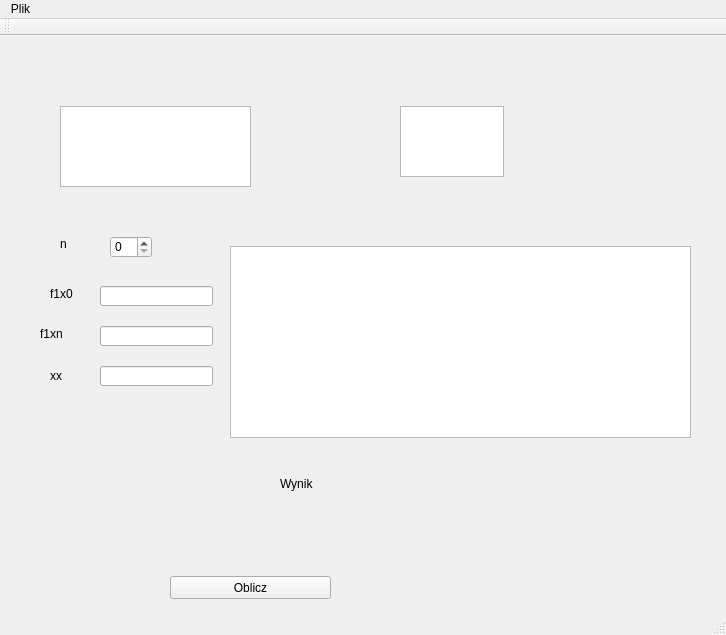
Before: the Qt Designer form Interpolacja_Funkcjami_Sklejanymi/mainwindow.ui in Piotrek199612/EAN, drawn with Qt 5.
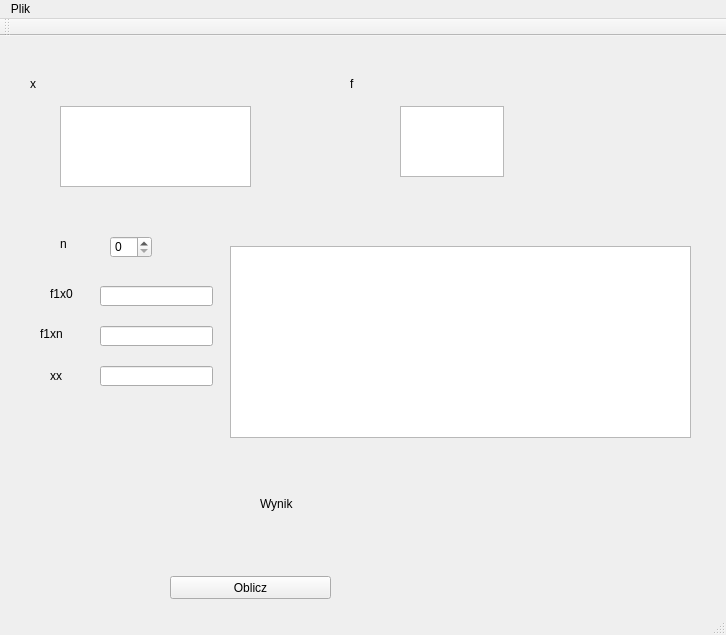
After: the same form once the commit is applied.

```diff
--- a/Interpolacja_Funkcjami_Sklejanymi/mainwindow.ui
+++ b/Interpolacja_Funkcjami_Sklejanymi/mainwindow.ui
@@ -112,10 +112,10 @@
    <widget class="QLabel" name="wynik_label">
     <property name="geometry">
      <rect>
-      <x>330</x>
-      <y>440</y>
-      <width>321</width>
-      <height>16</height>
+      <x>0</x>
+      <y>430</y>
+      <width>641</width>
+      <height>20</height>
      </rect>
     </property>
     <property name="text">
@@ -125,8 +125,8 @@
    <widget class="QLabel" name="wynik_label_tekst">
     <property name="geometry">
      <rect>
-      <x>280</x>
-      <y>440</y>
+      <x>260</x>
+      <y>460</y>
       <width>41</width>
       <height>16</height>
      </rect>
@@ -187,6 +187,32 @@
      <string>xx</string>
     </property>
    </widget>
+   <widget class="QLabel" name="x_label">
+    <property name="geometry">
+     <rect>
+      <x>30</x>
+      <y>40</y>
+      <width>281</width>
+      <height>16</height>
+     </rect>
+    </property>
+    <property name="text">
+     <string>x</string>
+    </property>
+   </widget>
+   <widget class="QLabel" name="f_label">
+    <property name="geometry">
+     <rect>
+      <x>350</x>
+      <y>40</y>
+      <width>361</width>
+      <height>16</height>
+     </rect>
+    </property>
+    <property name="text">
+     <string>f</string>
+    </property>
+   </widget>
   </widget>
   <widget class="QMenuBar" name="menuBar">
    <property name="geometry">
```
Left out of the diff: 2 changed lines with no effect on the pictures.
